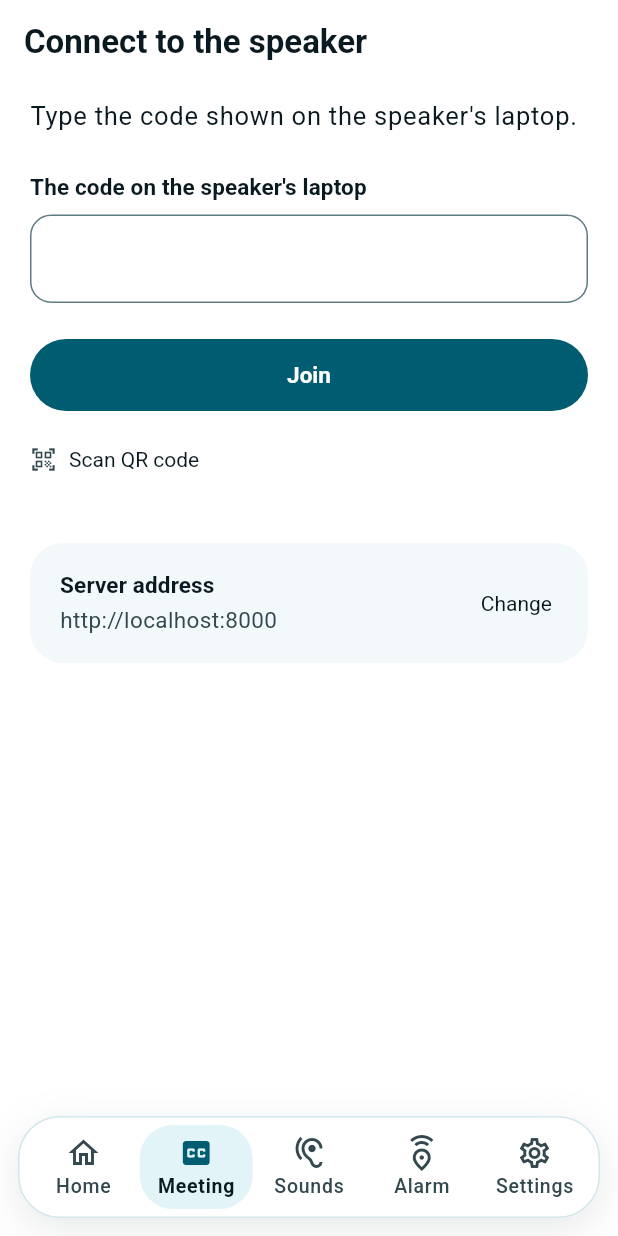
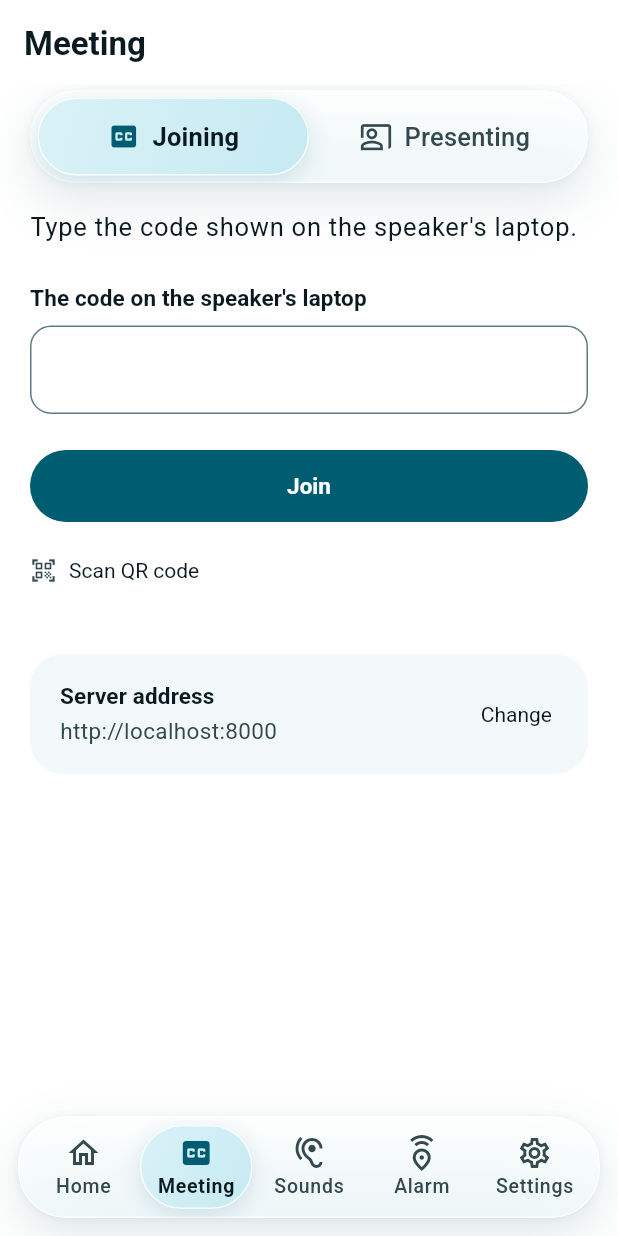
Before and after one commit to PeTruStEfAN21/PJR-Accesibility, a Flutter app: the screen it shows after launch, item 2 of the bottom bar chosen, on a phone screen of 412 x 824 dp. Run offline on Flutter 3.47's test engine with Material 3 defaults, Android fonts, the phone set to English and light mode, and no system bars; our stand-ins replace clock, flutter_local_notifications, geolocator, qr_flutter, shared_preferences, speech_to_text and 2 more; missing offline and left inert: dart:js_interop, mobile_scanner, record, tflite_flutter; accounts and stored records are empty.

Commit message:
Premium touch: liquid glass bar, Meeting tab to join or present, softer cards; hide the online coach entry

```diff
--- a/app/lib/features/emergency/emergency_screen.dart
+++ b/app/lib/features/emergency/emergency_screen.dart
@@ -147,12 +147,13 @@ class _EmergencyScreenState extends State<EmergencyScreen> {
         title: Text(l10n.emergencyTitle, style: theme.textTheme.titleLarge?.copyWith(color: palette.text, fontWeight: FontWeight.w600)),
       ),
       body: SafeArea(
+        bottom: false,
         child: Align(
           alignment: Alignment.topCenter,
           child: ConstrainedBox(
             constraints: const BoxConstraints(maxWidth: 560),
             child: ListView(
-              padding: const EdgeInsets.fromLTRB(20, 8, 20, 32),
+              padding: EdgeInsets.fromLTRB(20, 8, 20, 32 + MediaQuery.paddingOf(context).bottom),
               children: [
                 Text(l10n.emergencyIntro, style: theme.textTheme.bodyLarge?.copyWith(color: palette.text)),
                 const SizedBox(height: 8),
--- /dev/null
+++ b/app/lib/features/home/meeting_tab.dart
@@ -0,0 +1,126 @@
+import 'package:flutter/material.dart';
+
+import '../../l10n/app_localizations.dart';
+import '../../theme/echo_style.dart';
+import '../../widgets/glass.dart';
+import '../../widgets/pressable.dart';
+import '../participant/join_screen.dart';
+import '../presenter/presenter_screen.dart';
+
+enum MeetingMode { join, present }
+
+/// The phone's Meeting tab: one place for both sides of a meeting. "Particip" joins with the code;
+/// "Prezint" explains what presenting does and starts it.
+class MeetingTab extends StatefulWidget {
+  const MeetingTab({super.key});
+
+  @override
+  State<MeetingTab> createState() => _MeetingTabState();
+}
+
+class _MeetingTabState extends State<MeetingTab> {
+  MeetingMode _mode = MeetingMode.join;
+
+  @override
+  Widget build(BuildContext context) {
+    final l10n = AppLocalizations.of(context);
+    return Scaffold(
+      appBar: AppBar(title: Text(l10n.meetingTitle)),
+      body: Column(
+        children: [
+          Padding(
+            padding: const EdgeInsets.fromLTRB(20, 4, 20, 8),
+            child: GlassSegmented<MeetingMode>(
+              semanticLabel: l10n.meetingModeLabel,
+              selected: _mode,
+              onChanged: (mode) => setState(() => _mode = mode),
+              options: [
+                (MeetingMode.join, Icons.closed_caption_outlined, Icons.closed_caption, l10n.meetingModeJoin),
+                (MeetingMode.present, Icons.co_present_outlined, Icons.co_present, l10n.meetingModePresent),
+              ],
+            ),
+          ),
+          Expanded(
+            child: AnimatedSwitcher(
+              duration: MediaQuery.disableAnimationsOf(context) ? Duration.zero : const Duration(milliseconds: 200),
+              child: switch (_mode) {
+                MeetingMode.join => const JoinScreen(key: ValueKey('join'), replaceOnJoin: false, embedded: true),
+                MeetingMode.present => const _PresentPanel(key: ValueKey('present')),
+              },
+            ),
+          ),
+        ],
+      ),
+    );
+  }
+}
+
+class _PresentPanel extends StatelessWidget {
+  const _PresentPanel({super.key});
+
+  @override
+  Widget build(BuildContext context) {
+    final l10n = AppLocalizations.of(context);
+    final theme = Theme.of(context);
+    final palette = EchoPalette.of(context);
+    final bottom = MediaQuery.paddingOf(context).bottom;
+    Widget point(IconData icon, String text) => Padding(
+      padding: const EdgeInsets.only(bottom: 14),
+      child: Row(
+        crossAxisAlignment: CrossAxisAlignment.start,
+        children: [
+          _IconChip(icon: icon),
+          const SizedBox(width: 14),
+          Expanded(
+            child: Padding(
+              padding: const EdgeInsets.only(top: 8),
+              child: Text(text, style: theme.textTheme.bodyLarge),
+            ),
+          ),
+        ],
+      ),
+    );
+    return ListView(
+      padding: EdgeInsets.fromLTRB(20, 16, 20, 32 + bottom),
+      children: [
+        Semantics(header: true, child: Text(l10n.presentIntroTitle, style: theme.textTheme.headlineSmall)),
+        const SizedBox(height: 10),
+        Text(l10n.presentIntroBody, style: theme.textTheme.bodyLarge?.copyWith(color: palette.muted)),
+        const SizedBox(height: 24),
+        point(Icons.qr_code_2, l10n.presentPointCode),
+        point(Icons.mark_chat_unread_outlined, l10n.presentPointQuestions),
+        point(Icons.record_voice_over_outlined, l10n.presentPointVoice),
+        const SizedBox(height: 16),
+        Pressable(
+          child: FilledButton.icon(
+            onPressed: () => Navigator.of(context).push(MaterialPageRoute(builder: (_) => const PresenterScreen())),
+            icon: const Icon(Icons.play_arrow_rounded),
+            label: Text(l10n.presentStart),
+          ),
+        ),
+      ],
+    );
+  }
+}
+
+/// An icon in a soft rounded chip, the small premium accent used across Echo's lists.
+class _IconChip extends StatelessWidget {
+  const _IconChip({required this.icon});
+
+  final IconData icon;
+
+  @override
+  Widget build(BuildContext context) {
+    final palette = EchoPalette.of(context);
+    return Container(
+      width: 44,
+      height: 44,
+      decoration: BoxDecoration(
+        color: palette.accentTint,
+        borderRadius: BorderRadius.circular(14),
+        border: Border.all(color: Colors.white.withValues(alpha: 0.8)),
+      ),
+      child: Icon(icon, size: 22, color: palette.accent),
+    );
+  }
+}
--- a/app/lib/features/home/phone_shell.dart
+++ b/app/lib/features/home/phone_shell.dart
@@ -4,14 +4,15 @@ import '../../core/services.dart';
 import '../../l10n/app_localizations.dart';
 import '../../settings/app_settings.dart';
 import '../../theme/echo_style.dart';
+import '../../widgets/glass.dart';
 import '../account/sign_in_screen.dart';
 import '../emergency/alarm_api.dart';
 import '../emergency/alarm_scope.dart';
 import '../emergency/emergency_screen.dart';
-import '../participant/join_screen.dart';
 import '../settings/settings_screen.dart';
 import '../sounds/sounds_screen.dart';
 import 'home_screen.dart';
+import 'meeting_tab.dart';
 
 /// The phone's five main screens, in the bar's order.
 enum EchoTab { home, meeting, sounds, alarm, settings }
@@ -43,7 +44,7 @@ class _PhoneShellState extends State<PhoneShell> {
 
   Widget _screen(EchoTab tab) => switch (tab) {
     EchoTab.home => const HomeScreen(presenterFirst: false),
-    EchoTab.meeting => const JoinScreen(replaceOnJoin: false),
+    EchoTab.meeting => const MeetingTab(),
     EchoTab.sounds => const SoundsScreen(),
     EchoTab.alarm => const _AlarmTab(),
     EchoTab.settings => const SettingsScreen(),
@@ -55,8 +56,9 @@ class _PhoneShellState extends State<PhoneShell> {
       tab: _tab,
       select: _select,
       child: Scaffold(
-        // The screens end above the floating bar, so the last thing on every screen stays reachable,
-        // whatever padding the screen itself uses.
+        // Content scrolls under the glass bar; each main screen puts the bar's height inside its list
+        // (MediaQuery bottom padding), so its last item still ends above the bar.
+        extendBody: true,
         body: IndexedStack(
           index: _tab.index,
           children: [for (final tab in EchoTab.values) _visited.contains(tab) ? _screen(tab) : const SizedBox.shrink()],
@@ -89,8 +91,6 @@ class _FloatingBar extends StatelessWidget {
   @override
   Widget build(BuildContext context) {
     final l10n = AppLocalizations.of(context);
-    final palette = EchoPalette.of(context);
-    final highContrast = SettingsScope.of(context).highContrast;
     final items = [
       (EchoTab.home, Icons.home_outlined, Icons.home, l10n.navHome),
       (EchoTab.meeting, Icons.closed_caption_outlined, Icons.closed_caption, l10n.navMeeting),
@@ -107,23 +107,9 @@ class _FloatingBar extends StatelessWidget {
         child: Semantics(
           container: true,
           label: l10n.navLabel,
-          child: DecoratedBox(
+          child: GlassSurface(
             key: PhoneShell.barKey,
-            decoration: BoxDecoration(
-              color: palette.raised,
-              borderRadius: BorderRadius.circular(28),
-              border: Border.all(color: highContrast ? palette.border : palette.border, width: highContrast ? 2 : 1),
-              boxShadow: highContrast
-                  ? null
-                  : [
-                      BoxShadow(
-                        color: palette.text.withValues(alpha: 0.10),
-                        blurRadius: 24,
-                        offset: const Offset(0, 8),
-                      ),
-                    ],
-            ),
-            child: Padding(
+            radius: 32,
             padding: const EdgeInsets.all(6),
             child: LayoutBuilder(
               builder: (context, constraints) {
@@ -144,7 +130,24 @@ class _FloatingBar extends StatelessWidget {
                 }
                 final fit = widest > slot ? slot / widest : 1.0;
                 final labelScaler = TextScaler.linear(scaler.scale(1) * fit);
-                  return Row(
+                return Stack(
+                  children: [
+                    // The selection pill glides to the chosen entry (instantly with reduced motion).
+                    Positioned.fill(
+                      child: LayoutBuilder(
+                        builder: (context, box) => Stack(
+                          children: [
+                            GlassPill(
+                              index: current.index,
+                              count: items.length,
+                              height: box.maxHeight,
+                              width: box.maxWidth,
+                            ),
+                          ],
+                        ),
+                      ),
+                    ),
+                    Row(
                       children: [
                         for (final (tab, icon, selectedIcon, label) in items)
                           Expanded(
@@ -157,9 +160,10 @@ class _FloatingBar extends StatelessWidget {
                             ),
                           ),
                       ],
+                    ),
+                  ],
                 );
               },
-              ),
             ),
           ),
         ),
@@ -211,14 +215,8 @@ class _BarItem extends StatelessWidget {
           curve: Curves.easeOut,
           constraints: const BoxConstraints(minHeight: 56),
           padding: const EdgeInsets.symmetric(vertical: 6, horizontal: 2),
-          decoration: BoxDecoration(
-            // Selection shows by more than colour: filled icon, bold label and the pill behind them.
-            color: selected ? palette.accentTint : Colors.transparent,
-            borderRadius: BorderRadius.circular(22),
-            border: selected && SettingsScope.of(context).highContrast
-                ? Border.all(color: palette.border, width: 2)
-                : null,
-          ),
+          // Selection shows by more than colour: filled icon, bold label and the pill gliding behind them.
+          decoration: const BoxDecoration(),
           child: Column(
             mainAxisSize: MainAxisSize.min,
             mainAxisAlignment: MainAxisAlignment.center,
@@ -284,8 +282,9 @@ class _AlarmUnavailable extends StatelessWidget {
     return Scaffold(
       appBar: AppBar(title: Text(l10n.emergencyTitle)),
       body: SafeArea(
+        bottom: false,
         child: ListView(
-          padding: const EdgeInsets.all(24),
+          padding: EdgeInsets.fromLTRB(24, 24, 24, 24 + MediaQuery.paddingOf(context).bottom),
           children: [
             Align(
               alignment: AlignmentDirectional.centerStart,
--- a/app/lib/features/participant/join_screen.dart
+++ b/app/lib/features/participant/join_screen.dart
@@ -10,7 +10,10 @@ import '../../widgets/pressable.dart';
 import 'participant_screen.dart';
 
 class JoinScreen extends StatefulWidget {
-  const JoinScreen({super.key, this.replaceOnJoin = true});
+  const JoinScreen({super.key, this.replaceOnJoin = true, this.embedded = false});
+
+  /// Inside the phone's Meeting tab, which has its own title: no top bar here.
+  final bool embedded;
 
   /// Opened from the home screen, joining replaces this screen; as the phone frame's Meeting tab it opens
   /// the meeting on top, and back returns to the tab.
@@ -95,8 +98,8 @@ class _JoinScreenState extends State<JoinScreen> {
     final label = theme.textTheme.titleSmall?.copyWith(color: palette.text, fontWeight: FontWeight.w600);
 
     return Scaffold(
-      backgroundColor: palette.ground,
-      appBar: AppBar(
+      backgroundColor: widget.embedded ? Colors.transparent : palette.ground,
+      appBar: widget.embedded ? null : AppBar(
         backgroundColor: palette.ground,
         foregroundColor: palette.text,
         surfaceTintColor: Colors.transparent,
@@ -105,6 +108,7 @@ class _JoinScreenState extends State<JoinScreen> {
         title: Text(l10n.joinTitle, style: theme.textTheme.titleLarge?.copyWith(color: palette.text, fontWeight: FontWeight.w600)),
       ),
       body: SafeArea(
+        bottom: false,
         child: Align(
           alignment: Alignment.topCenter,
           child: ConstrainedBox(
@@ -112,7 +116,7 @@ class _JoinScreenState extends State<JoinScreen> {
             child: Form(
               key: _form,
               child: ListView(
-                padding: const EdgeInsets.fromLTRB(20, 8, 20, 32),
+                padding: EdgeInsets.fromLTRB(20, 8, 20, 32 + MediaQuery.paddingOf(context).bottom),
                 children: [
                   Text(l10n.joinIntro, style: theme.textTheme.bodyLarge?.copyWith(color: palette.text)),
                   const SizedBox(height: 24),
--- a/app/lib/features/settings/settings_screen.dart
+++ b/app/lib/features/settings/settings_screen.dart
@@ -41,6 +41,7 @@ class _SettingsScreenState extends State<SettingsScreen> {
     return Scaffold(
       appBar: AppBar(title: Text(l10n.settings)),
       body: ListView(
+        padding: EdgeInsets.only(bottom: 24 + MediaQuery.paddingOf(context).bottom),
         children: [
           section(l10n.settingsPreview),
           Padding(
--- a/app/lib/features/sounds/sounds_screen.dart
+++ b/app/lib/features/sounds/sounds_screen.dart
@@ -59,7 +59,7 @@ class SoundsScreen extends StatelessWidget {
         title: Text(l10n.soundsTitle),
       ),
       body: ListView(
-        padding: const EdgeInsets.fromLTRB(16, 8, 16, 32),
+        padding: EdgeInsets.fromLTRB(16, 8, 16, 32 + MediaQuery.paddingOf(context).bottom),
         children: [
           Padding(
             padding: const EdgeInsets.symmetric(horizontal: 4),
--- a/app/lib/l10n/app_en.arb
+++ b/app/lib/l10n/app_en.arb
@@ -461,5 +461,15 @@
   "navAlarm": "Alarm",
   "navSettings": "Settings",
   "alarmNeedsAccount": "The emergency alarm needs an account: your name goes with the alarm, so colleagues know who raised it.",
-  "alarmAccountsOff": "Accounts are not turned on for this server, so the emergency alarm cannot be sent from here."
+  "alarmAccountsOff": "Accounts are not turned on for this server, so the emergency alarm cannot be sent from here.",
+  "meetingTitle": "Meeting",
+  "meetingModeLabel": "How are you taking part?",
+  "meetingModeJoin": "Joining",
+  "meetingModePresent": "Presenting",
+  "presentIntroTitle": "You run the meeting",
+  "presentIntroBody": "Echo listens to the room on this device and captions you as you speak.",
+  "presentPointCode": "Participants join with the code or the QR code on screen",
+  "presentPointQuestions": "Their questions reach you silently, and Echo can read them aloud",
+  "presentPointVoice": "On a laptop, Echo learns your voice and knows when it's you speaking",
+  "presentStart": "Start the meeting"
 }
--- a/app/lib/l10n/app_localizations.dart
+++ b/app/lib/l10n/app_localizations.dart
@@ -2677,6 +2677,66 @@ abstract class AppLocalizations {
   /// In ro, this message translates to:
   /// **'Conturile nu sunt pornite pe acest server, așa că alarma de urgență nu poate fi trimisă de aici.'**
   String get alarmAccountsOff;
+
+  /// No description provided for @meetingTitle.
+  ///
+  /// In ro, this message translates to:
+  /// **'Meeting'**
+  String get meetingTitle;
+
+  /// No description provided for @meetingModeLabel.
+  ///
+  /// In ro, this message translates to:
+  /// **'Cum iei parte la meeting?'**
+  String get meetingModeLabel;
+
+  /// No description provided for @meetingModeJoin.
+  ///
+  /// In ro, this message translates to:
+  /// **'Particip'**
+  String get meetingModeJoin;
+
+  /// No description provided for @meetingModePresent.
+  ///
+  /// In ro, this message translates to:
+  /// **'Prezint'**
+  String get meetingModePresent;
+
+  /// No description provided for @presentIntroTitle.
+  ///
+  /// In ro, this message translates to:
+  /// **'Tu ții meetingul'**
+  String get presentIntroTitle;
+
+  /// No description provided for @presentIntroBody.
+  ///
+  /// In ro, this message translates to:
+  /// **'Echo ascultă sala de pe acest dispozitiv și face subtitrarea în timp ce vorbești.'**
+  String get presentIntroBody;
+
+  /// No description provided for @presentPointCode.
+  ///
+  /// In ro, this message translates to:
+  /// **'Participanții intră cu codul sau cu QR-ul de pe ecran'**
+  String get presentPointCode;
+
+  /// No description provided for @presentPointQuestions.
+  ///
+  /// In ro, this message translates to:
+  /// **'Întrebările lor îți apar în liniște, iar Echo le poate citi cu voce tare'**
+  String get presentPointQuestions;
+
+  /// No description provided for @presentPointVoice.
+  ///
+  /// In ro, this message translates to:
+  /// **'Pe laptop, Echo îți învață vocea și știe când vorbești tu'**
+  String get presentPointVoice;
+
+  /// No description provided for @presentStart.
+  ///
+  /// In ro, this message translates to:
+  /// **'Pornește meetingul'**
+  String get presentStart;
 }
 
 class _AppLocalizationsDelegate
--- /dev/null
+++ b/app/lib/widgets/glass.dart
@@ -0,0 +1,229 @@
+import 'dart:ui';
+
+import 'package:flutter/material.dart';
+
+import '../settings/app_settings.dart';
+import '../theme/echo_style.dart';
+
+/// Echo's "liquid glass": a frosted, slightly translucent surface with a light top edge. It stays white
+/// enough that text on it keeps its contrast whatever passes underneath; in high-contrast mode it is solid.
+class GlassSurface extends StatelessWidget {
+  const GlassSurface({
+    super.key,
+    required this.child,
+    this.radius = 28,
+    this.padding = EdgeInsets.zero,
+    this.shadow = true,
+  });
+
+  final Widget child;
+  final double radius;
+  final EdgeInsetsGeometry padding;
+  final bool shadow;
+
+  @override
+  Widget build(BuildContext context) {
+    final palette = EchoPalette.of(context);
+    final shape = BorderRadius.circular(radius);
+    if (SettingsScope.of(context).highContrast) {
+      return DecoratedBox(
+        decoration: BoxDecoration(
+          color: palette.raised,
+          borderRadius: shape,
+          border: Border.all(color: palette.border, width: 2),
+        ),
+        child: Padding(padding: padding, child: child),
+      );
+    }
+    return DecoratedBox(
+      decoration: BoxDecoration(
+        borderRadius: shape,
+        boxShadow: shadow
+            ? [
+                BoxShadow(
+                  color: const Color(0xFF0B3A46).withValues(alpha: 0.12),
+                  blurRadius: 30,
+                  offset: const Offset(0, 12),
+                ),
+                BoxShadow(
+                  color: const Color(0xFF0B3A46).withValues(alpha: 0.06),
+                  blurRadius: 4,
+                  offset: const Offset(0, 1),
+                ),
+              ]
+            : null,
+      ),
+      child: ClipRRect(
+        borderRadius: shape,
+        child: BackdropFilter(
+          filter: ImageFilter.blur(sigmaX: 22, sigmaY: 22),
+          child: DecoratedBox(
+            decoration: BoxDecoration(
+              borderRadius: shape,
+              gradient: LinearGradient(
+                begin: Alignment.topCenter,
+                end: Alignment.bottomCenter,
+                colors: [Colors.white.withValues(alpha: 0.90), const Color(0xFFF1FAFC).withValues(alpha: 0.82)],
+              ),
+              // A light top edge and a faint cyan rim make the glass read as a raised layer.
+              border: Border.all(color: Colors.white.withValues(alpha: 0.9)),
+            ),
+            child: DecoratedBox(
+              decoration: BoxDecoration(
+                borderRadius: shape,
+                border: Border.all(
+                  color: palette.border.withValues(alpha: 0.7),
+                  strokeAlign: BorderSide.strokeAlignOutside,
+                ),
+              ),
+              child: Padding(padding: padding, child: child),
+            ),
+          ),
+        ),
+      ),
+    );
+  }
+}
+
+/// The pill that marks the selected place on a glass control; it glides between places unless the
+/// system asks for reduced motion.
+class GlassPill extends StatelessWidget {
+  const GlassPill({super.key, required this.index, required this.count, required this.height, required this.width});
+
+  final int index;
+  final int count;
+  final double height;
+  final double width;
+
+  @override
+  Widget build(BuildContext context) {
+    final palette = EchoPalette.of(context);
+    final highContrast = SettingsScope.of(context).highContrast;
+    final slot = width / count;
+    return AnimatedPositioned(
+      duration: MediaQuery.disableAnimationsOf(context) ? Duration.zero : const Duration(milliseconds: 260),
+      curve: Curves.easeOutCubic,
+      left: slot * index,
+      top: 0,
+      width: slot,
+      height: height,
+      child: DecoratedBox(
+        decoration: BoxDecoration(
+          borderRadius: BorderRadius.circular(height / 2),
+          gradient: highContrast
+              ? null
+              : const LinearGradient(
+                  begin: Alignment.topLeft,
+                  end: Alignment.bottomRight,
+                  colors: [Color(0xFFD9F2F7), Color(0xFFC6EAF2)],
+                ),
+          color: highContrast ? palette.raised : null,
+          border: Border.all(
+            color: highContrast ? palette.border : Colors.white.withValues(alpha: 0.85),
+            width: highContrast ? 2 : 1,
+          ),
+          boxShadow: highContrast
+              ? null
+              : [
+                  BoxShadow(
+                    color: const Color(0xFF005C70).withValues(alpha: 0.14),
+                    blurRadius: 12,
+                    offset: const Offset(0, 4),
+                  ),
+                ],
+        ),
+      ),
+    );
+  }
+}
+
+/// A two-or-more way choice on glass, with the selection shown by the pill, a filled icon and bold text.
+class GlassSegmented<T> extends StatelessWidget {
+  const GlassSegmented({
+    super.key,
+    required this.options,
+    required this.selected,
+    required this.onChanged,
+    required this.semanticLabel,
+  });
+
+  final List<(T value, IconData icon, IconData selectedIcon, String label)> options;
+  final T selected;
+  final ValueChanged<T> onChanged;
+  final String semanticLabel;
+
+  @override
+  Widget build(BuildContext context) {
+    final palette = EchoPalette.of(context);
+    final theme = Theme.of(context);
+    final index = options.indexWhere((o) => o.$1 == selected);
+    return Semantics(
+      container: true,
+      label: semanticLabel,
+      child: GlassSurface(
+        radius: 30,
+        padding: const EdgeInsets.all(5),
+        child: LayoutBuilder(
+          builder: (context, constraints) => Stack(
+            children: [
+              // The pill is as tall as the row; the row sets the height through its tallest option.
+              Positioned.fill(
+                child: LayoutBuilder(
+                  builder: (context, box) => Stack(
+                    children: [
+                      GlassPill(index: index, count: options.length, height: box.maxHeight, width: box.maxWidth),
+                    ],
+                  ),
+                ),
+              ),
+              Row(
+                children: [
+                  for (final (value, icon, selectedIcon, label) in options)
+                    Expanded(
+                      child: Semantics(
+                        button: true,
+                        selected: value == selected,
+                        label: label,
+                        excludeSemantics: true,
+                        child: InkWell(
+                          onTap: () => onChanged(value),
+                          borderRadius: BorderRadius.circular(26),
+                          splashFactory: NoSplash.splashFactory,
+                          child: ConstrainedBox(
+                            constraints: const BoxConstraints(minHeight: 52),
+                            child: Padding(
+                              padding: const EdgeInsets.symmetric(horizontal: 8, vertical: 10),
+                              child: Row(
+                                mainAxisAlignment: MainAxisAlignment.center,
+                                children: [
+                                  Icon(
+                                    value == selected ? selectedIcon : icon,
+                                    size: 22,
+                                    color: value == selected ? palette.accent : palette.muted,
+                                  ),
+                                  const SizedBox(width: 8),
+                                  Flexible(
+                                    child: Text(
+                                      label,
+                                      style: theme.textTheme.titleMedium?.copyWith(
+                                        color: value == selected ? palette.text : palette.muted,
+                                        fontWeight: value == selected ? FontWeight.w700 : FontWeight.w500,
+                                      ),
+                                    ),
+                                  ),
+                                ],
+                              ),
+                            ),
+                          ),
+                        ),
+                      ),
+                    ),
+                ],
+              ),
+            ],
+          ),
+        ),
+      ),
+    );
+  }
+}
```
Also changed, not shown: app/lib/features/home/home_screen.dart (+98 -15 lines), app/lib/l10n/app_localizations_en.dart (+34 -0 lines), app/lib/l10n/app_localizations_ro.dart (+34 -0 lines), app/lib/l10n/app_ro.arb (+11 -1 lines), 3 other files. Lines whose indentation alone changed are shown as unchanged.
